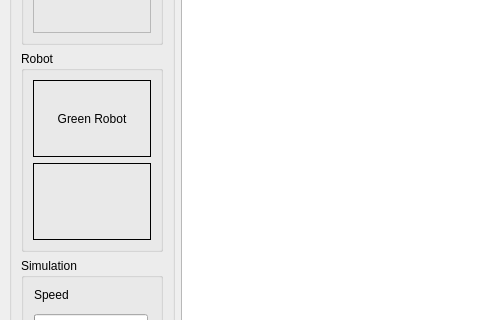
Before: the Qt Designer form line_robots/mainwindow.ui in maslaral/line_robots, drawn with Qt 5; both pictures show x 0 to 480 and y 195 to 515 of the 793 by 728 pixel window.
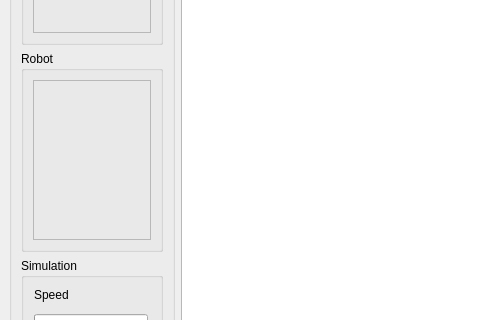
After: the same form once the commit is applied. Custom widgets are drawn as their Qt base class.

Commit message: updated robotmenu connection in the ui editor

Patch:
```diff
--- a/line_robots/mainwindow.ui
+++ b/line_robots/mainwindow.ui
@@ -52,34 +52,12 @@
            </property>
            <layout class="QGridLayout" name="gridLayout_7">
             <item row="0" column="0">
-             <widget class="robotBox1" name="robot1">
-              <property name="enabled">
-               <bool>true</bool>
-              </property>
-              <property name="mouseTracking">
-               <bool>true</bool>
-              </property>
+             <widget class="RobotMenu" name="robotMenu">
               <property name="frameShape">
-               <enum>QFrame::Box</enum>
+               <enum>QFrame::StyledPanel</enum>
               </property>
-              <property name="text">
-               <string>Green Robot</string>
-              </property>
-              <property name="alignment">
-               <set>Qt::AlignCenter</set>
-              </property>
-             </widget>
-            </item>
-            <item row="1" column="0">
-             <widget class="QLabel" name="robot2">
-              <property name="mouseTracking">
-               <bool>false</bool>
-              </property>
-              <property name="frameShape">
-               <enum>QFrame::Box</enum>
-              </property>
-              <property name="text">
-               <string/>
+              <property name="frameShadow">
+               <enum>QFrame::Raised</enum>
               </property>
              </widget>
             </item>
@@ -234,9 +212,10 @@
    <container>1</container>
   </customwidget>
   <customwidget>
-   <class>robotBox1</class>
-   <extends>QLabel</extends>
-   <header location="global">robotbox1.h</header>
+   <class>RobotMenu</class>
+   <extends>QFrame</extends>
+   <header location="global">robotmenu.h</header>
+   <container>1</container>
   </customwidget>
  </customwidgets>
  <resources/>
```
Left out of the diff: 4 changed lines with no effect on the pictures. The commit also changes 1 other file.
